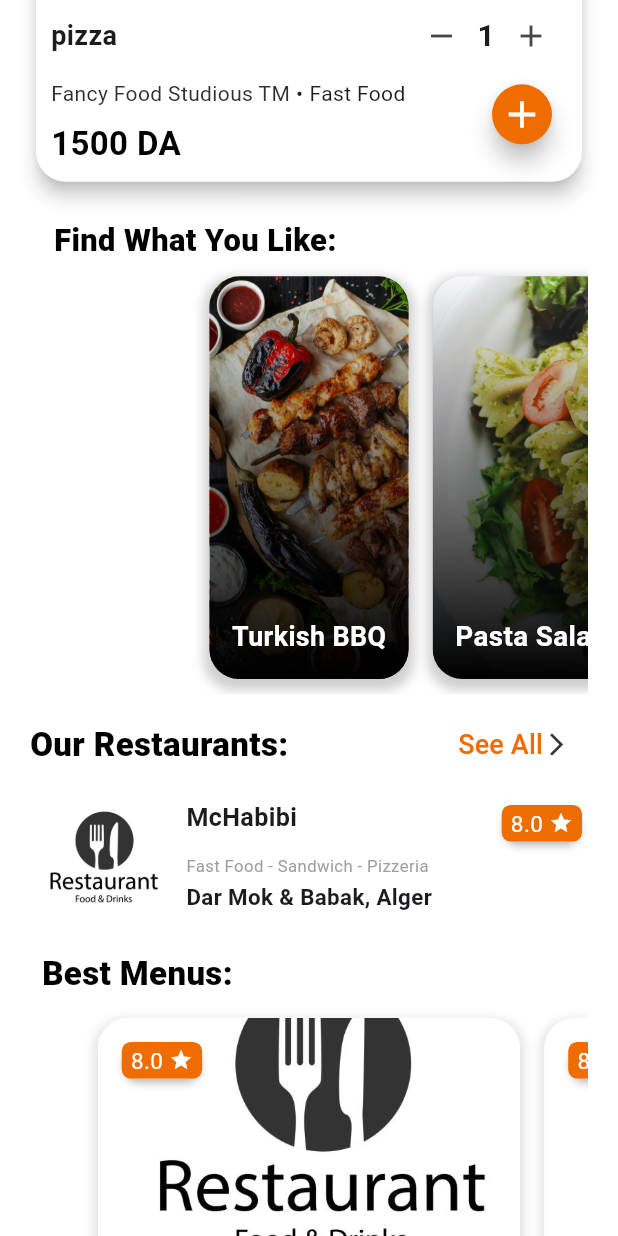
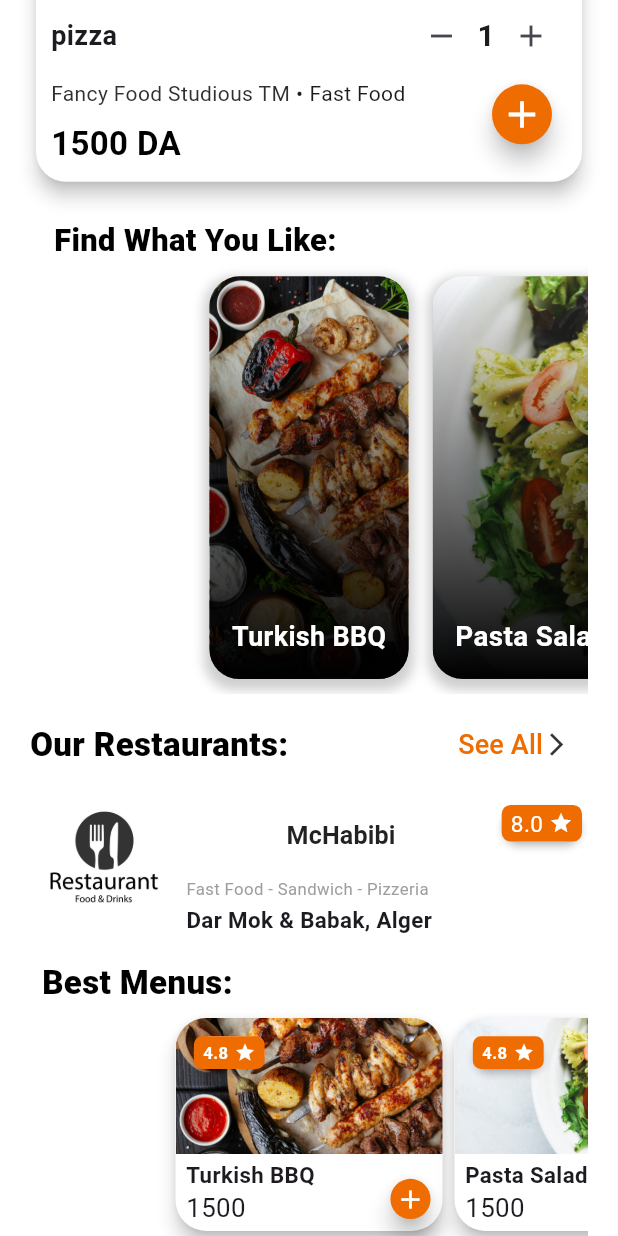
Before and after one commit to ansel-cordel/project_2CP, a Flutter app: the HomeScreen screen opened directly, scrolled down 306 dp, on a phone screen of 412 x 824 dp. Run offline on Flutter 3.47's test engine with Material 3 defaults, Android fonts, the phone set to English and light mode, and no system bars; our stand-ins replace flutter_riverpod, flutter_secure_storage, get, google_fonts, riverpod_annotation; accounts and stored records are empty; generated files the repository leaves out were written again.

Commit message:
linked frontend stuff 2

```diff
--- a/lib/features/client/home/presentation/our_restaurents_widget.dart
+++ b/lib/features/client/home/presentation/our_restaurents_widget.dart
@@ -1,9 +1,12 @@
 import 'package:flutter/material.dart';
 import 'package:flutter_riverpod/flutter_riverpod.dart';
+import 'package:get/get.dart';
+import 'package:project_2cp/core/widgets/details.dart';
 import 'package:project_2cp/features/client/home/providers/amountprovider.dart';
-import 'package:project_2cp/features/client/orderlist/data/ordermodel.dart';
+
 import 'package:project_2cp/features/client/orderlist/providers/addorderidprovider.dart';
-import 'package:project_2cp/features/client/orderlist/providers/listprovider.dart';
+
+import 'package:project_2cp/features/restaurant/main_page.dart';
 
 class OurRestaurentsWidget extends ConsumerWidget {
   final String name;
@@ -23,6 +26,21 @@ class OurRestaurentsWidget extends ConsumerWidget {
 
   @override
   Widget build(BuildContext context, WidgetRef ref) {
+    final imagesList = [
+      "assets/BBQ.jpg",
+      "assets/pasta_salad.jpg",
+      "assets/salamon.jpg",
+      "assets/pizza2.jpg",
+      "assets/salamon.jpg"
+    ];
+
+    final namesList = [
+      "Turkish BBQ",
+      "Pasta Salad",
+      "Salad",
+      "Cheese Pizza",
+      "Salmon"
+    ];
     final amount = ref.watch(amountHandler);
     final currentId = ref.read(idcountprovider).toString();
 
@@ -33,6 +51,7 @@ class OurRestaurentsWidget extends ConsumerWidget {
 
         return Column(
           crossAxisAlignment: CrossAxisAlignment.start,
+          mainAxisAlignment: MainAxisAlignment.start,
           children: [
             Container(
               decoration: BoxDecoration(
@@ -41,6 +60,7 @@ class OurRestaurentsWidget extends ConsumerWidget {
               ),
               child: Row(
                 crossAxisAlignment: CrossAxisAlignment.start,
+                mainAxisAlignment: MainAxisAlignment.start,
                 children: [
                   ClipRRect(
                     borderRadius: BorderRadius.circular(8),
@@ -62,6 +82,8 @@ class OurRestaurentsWidget extends ConsumerWidget {
                             crossAxisAlignment: CrossAxisAlignment.start,
                             children: [
                               Expanded(
+                                child: MaterialButton(
+                                  onPressed: () => Get.to(restaurant_page()),
                                   child: Text(
                                     name,
                                     style: TextStyle(
@@ -69,6 +91,7 @@ class OurRestaurentsWidget extends ConsumerWidget {
                                       fontSize: 18 * textScale,
                                     ),
                                     overflow: TextOverflow.ellipsis,
+                                  ),
                                 ),
                               ),
                               _RatingBadge(rate: rate),
@@ -113,129 +136,138 @@ class OurRestaurentsWidget extends ConsumerWidget {
             ),
             const SizedBox(height: 4),
             SizedBox(
-              height: 250,
+              height: 150,
               child: PageView.builder(
-                controller: PageController(viewportFraction: 0.8),
-                itemCount: 2,
+                controller: PageController(viewportFraction: 0.5),
+                itemCount: 4,
                 itemBuilder: (context, index) {
-                  return Container(
-                    margin: const EdgeInsets.symmetric(horizontal: 8, vertical: 10),
-                    decoration: BoxDecoration(
-                      borderRadius: BorderRadius.circular(20),
-                      boxShadow: [
-                        BoxShadow(
-                          color: Colors.grey.withOpacity(0.3),
-                          spreadRadius: 2,
-                          blurRadius: 5,
-                          offset: const Offset(0, 3),
+                  return GestureDetector(
+                    onTap: ()=> Get.to(OrderDetail(name: namesList[index], resto: "Fast Order", price:1500, amount: amount, description: "this is a item thats very delicious what do u think about would like to try it ?", image:imagesList[index])),
+                    child: SizedBox(
+                            height: MediaQuery.of(context).size.width*0.4,
+                            width: MediaQuery.of(context).size.width*0.5,
+                            child: Stack(
+                            children: [
+                            Card(
+                              elevation: 5,
+                              shadowColor: Colors.black,
+                              color: Colors.white,
+                              shape: RoundedRectangleBorder(
+                                borderRadius:
+                                BorderRadius.circular(
+                                  MediaQuery.of(context).size.width*0.05
                                 ),
-                      ],
                               ),
                               child: Column(
                                 children: [
                                   Stack(
                                     children: [
                     ClipRRect(
-                              borderRadius: const BorderRadius.vertical(top: Radius.circular(20)),
+                      borderRadius: BorderRadius.vertical(
+                        top: Radius.circular(
+                          MediaQuery.of(context).size.width*0.05
+                        )
+                      ),
                       child: Image.asset(
-                                image,
-                                height: 150,
+                        imagesList[index],
+                        height:MediaQuery.of(context).size.width*0.22,
                         width: double.infinity,
                         fit: BoxFit.cover,
                       ),
                     ),
                     Positioned(
-                              top: 12,
-                              left: 12,
-                              child: _RatingBadge(rate: rate),
+                      top: MediaQuery.of(context).size.width*0.02,
+                      left: MediaQuery.of(context).size.width*0.02,
+                      child: Card(
+                        elevation: 2,
+                        shadowColor: Colors.black,
+                        child: Container(
+                          padding: EdgeInsets.symmetric(
+                            vertical:MediaQuery.of(context).size.width*0.007,
+                            horizontal:MediaQuery.of(context).size.width*0.015
+                          ),
+                          decoration: BoxDecoration(
+                            color: Colors.orange[800],
+                            borderRadius: BorderRadius.circular(MediaQuery.of(context).size.width*0.013),
+                          ),
+                          child: Row(
+                            mainAxisSize: MainAxisSize.min,
+                            children: [
+                              Text(
+                                "4.8",
+                                style: TextStyle(
+                                  color: Colors.white,
+                                  fontSize: MediaQuery.of(context).size.width*0.027,
+                                  fontWeight: FontWeight.w600
+                                ),
+                              ),
+                              SizedBox(width: MediaQuery.of(context).size.width*0.01),
+                              Icon(Icons.star, color: Colors.white, size: MediaQuery.of(context).size.width*0.034),
+                            ],
+                          ),
+                        ),
+                      ),
                     ),
                                     ],
                                   ),
-                        Padding(
-                          padding: const EdgeInsets.all(10),
+                                  Expanded(
+                                    child: Container(
+                    height: MediaQuery.of(context).size.width*0.16,
+                    padding: EdgeInsets.only(
+                      top: MediaQuery.of(context).size.width*0.008,
+                      left: MediaQuery.of(context).size.width*0.017,
+                      bottom: MediaQuery.of(context).size.width*0.04,
+                    ),
+                    child:Row(
+                      children: [
+                           SizedBox(
+                            width: MediaQuery.of(context).size.width*0.3,
                              child: Column(
                                 children: [
-                              Row(
-                                children: [
-                                  Expanded(
-                                    flex: 2,
-                                    child: Text(
-                                      name,
-                                      style: const TextStyle(
-                                        fontSize: 18,
-                                        fontWeight: FontWeight.w500,
-                                      ),
-                                      overflow: TextOverflow.ellipsis,
+                                  Align(
+                                    alignment: Alignment.centerLeft,
+                                    child: Text(namesList[index],
+                                    style: TextStyle(
+                                      fontSize:MediaQuery.of(context).size.width*0.036,
+                                      fontWeight: FontWeight.w600
                                     ),
                                     ),
-                                  Expanded(
-                                    child: Row(
-                                      children: [
-                                        IconButton(
-                                          onPressed: () {
-                                            ref.read(amountHandler.notifier).decrement();
-                                          },
-                                          icon: const Icon(Icons.remove),
                                   ),
-                                        Text(
-                                          amount.toString(),
-                                          style: const TextStyle(
-                                            fontSize: 18,
-                                            fontWeight: FontWeight.bold,
+                                  Align(
+                                    alignment: Alignment.centerLeft,
+                                    child: Text("1500",
+                                    style: TextStyle(
+                                      fontSize: MediaQuery.of(context).size.width*0.042,
+                                      fontWeight: FontWeight.w400
                                     ),
                                     ),
-                                        IconButton(
-                                          onPressed: () {
-                                            ref.read(amountHandler.notifier).increment();
-                                          },
-                                          icon: const Icon(Icons.add),
-                                        ),
+                                  )
                                 ],
                               ),
                            ),
                       ],
                     ),
-                              const SizedBox(height: 4),
-                              const Align(
-                                alignment: Alignment.centerLeft,
-                                child: Text(
-                                  "Restaurant Name • Fast Food",
-                                  style: TextStyle(color: Colors.grey),
                                     ),
-                              ),
-                              const SizedBox(height: 4),
-                              Row(
-                                mainAxisAlignment: MainAxisAlignment.spaceBetween,
-                                children: [
-                                  const Text(
-                                    "\$Price",
-                                    style: TextStyle(
-                                      fontSize: 20,
-                                      fontWeight: FontWeight.w400,
-                                    ),
-                                  ),
-                                  FloatingActionButton(
-                                    mini: true,
-                                    backgroundColor: Colors.orange[800],
-                                    onPressed: () {
-                                      ref.read(orderListProvider.notifier).addorder(
-                                            Order(
-                                              id: currentId,
-                                              image: image,
-                                              name: name,
-                                              price: 0,
-                                              resto: "Restaurant Name",
-                                            ),
-                                          );
-                                    },
-                                    child: const Icon(Icons.add),
-                                  ),
-                                ],
                                   ),
                                 ],
                               ),
                             ),
+                            Positioned(
+                              bottom: MediaQuery.of(context).size.width*0.029,
+                              right: MediaQuery.of(context).size.width*0.029,
+                              child: SizedBox(
+                                height: MediaQuery.of(context).size.width*0.065,
+                                width: MediaQuery.of(context).size.width*0.065,
+                                child: FloatingActionButton(
+                                  shape:RoundedRectangleBorder(borderRadius: BorderRadius.circular(MediaQuery.of(context).size.width*0.1)) ,
+                                  onPressed: () {},
+                                  backgroundColor: Colors.orange[800],
+                                  child: Icon(Icons.add, color: Colors.white,size: MediaQuery.of(context).size.width*0.05,),
+                                ),
+                              ),
+                            ),
                                   ],
+                                  ),
                           ),
                   );
                 },
--- a/pubspec.yaml
+++ b/pubspec.yaml
@@ -58,3 +58,4 @@ flutter:
     - assets/res2.png
     - assets/res3.png
     - assets/res4.png
+    - assets/background.avif
```
Also changed, not shown: lib/features/restaurant/bestmenus.dart (added, +172 -0 lines), lib/features/restaurant/main_page.dart (added, +34 -0 lines), lib/features/restaurant/profile_head.dart (added, +121 -0 lines), lib/features/restaurant/restau_info.dart (added, +90 -0 lines), 5 other files. Lines whose indentation alone changed are shown as unchanged.
